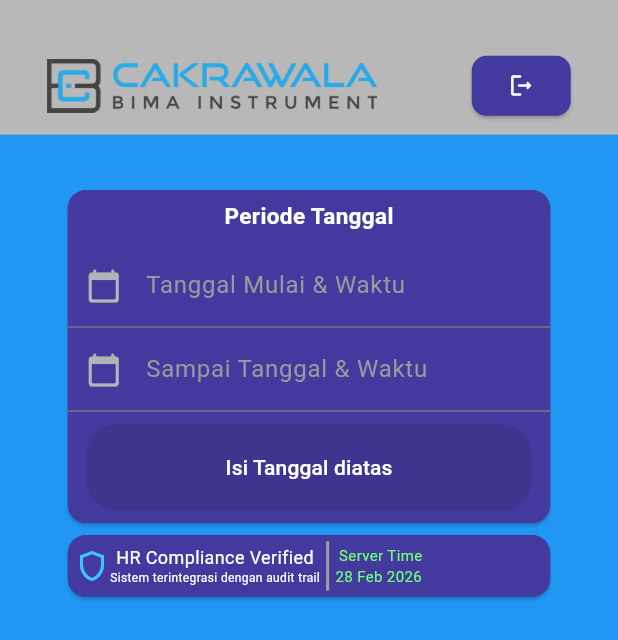
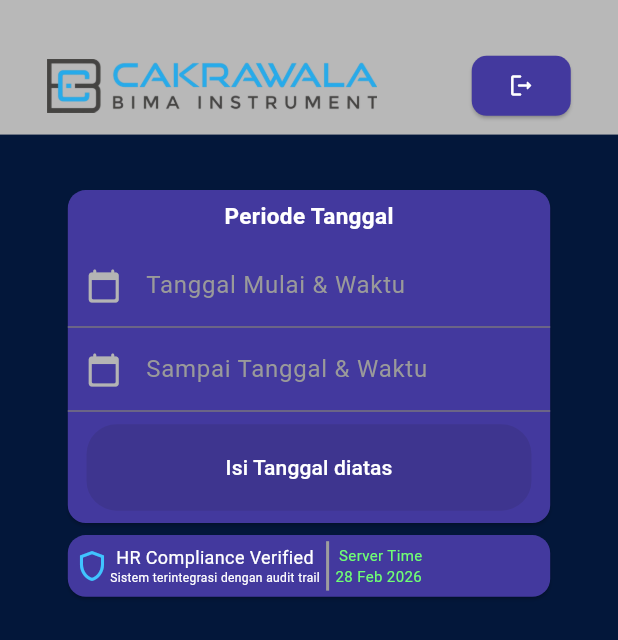
Before and after one commit to richardHenry11/CaisCbinstrument, a Flutter app: the Cuti screen opened directly, on a phone screen of 412 x 824 dp. Shown: the top 640 px of the screen. Run offline on Flutter 3.47's test engine with Material 3 defaults, Android fonts, the phone set to English and light mode, and no system bars; our stand-ins replace flutter_image_compress, flutter_map, flutter_vector_icons, geocoding, geolocator, image_picker and 3 more; accounts and stored records are empty.

Commit message:
update UI

```diff
--- a/lib/cuti.dart
+++ b/lib/cuti.dart
@@ -246,12 +246,9 @@ class _CutiState extends State<Cuti> {
     final t = AppLocalizations.of(context)!;
     return
     Scaffold(
+      backgroundColor: const Color.fromARGB(255, 3, 23, 58),
       body:
-      SizedBox(
-        width: MediaQuery.sizeOf(context).width * 1,
-        child: Container(
-          color: Colors.blue,
-          child: Column(
+      Column(
             children: [
               Container(
                 color: const Color.fromARGB(255, 184, 184, 184),
@@ -407,8 +404,6 @@ class _CutiState extends State<Cuti> {
                 )
               )
             ],
-          ),
-        ),
       ),
     );
   }
```
